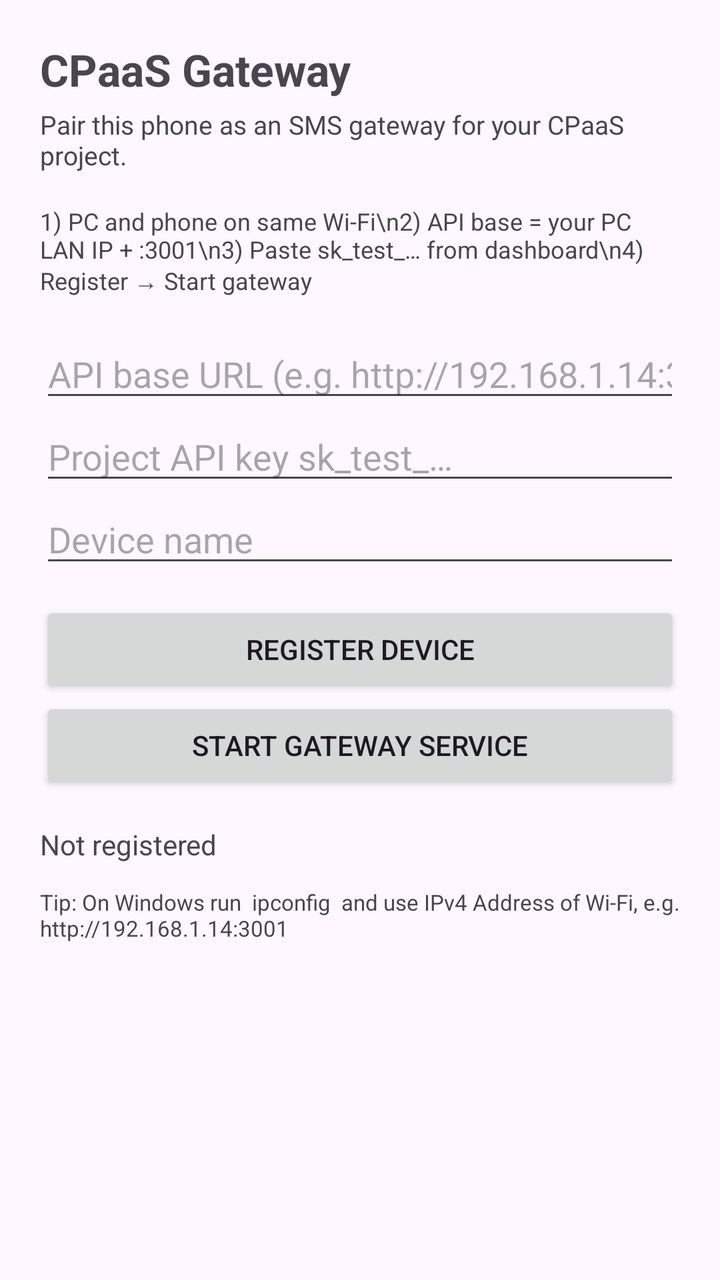
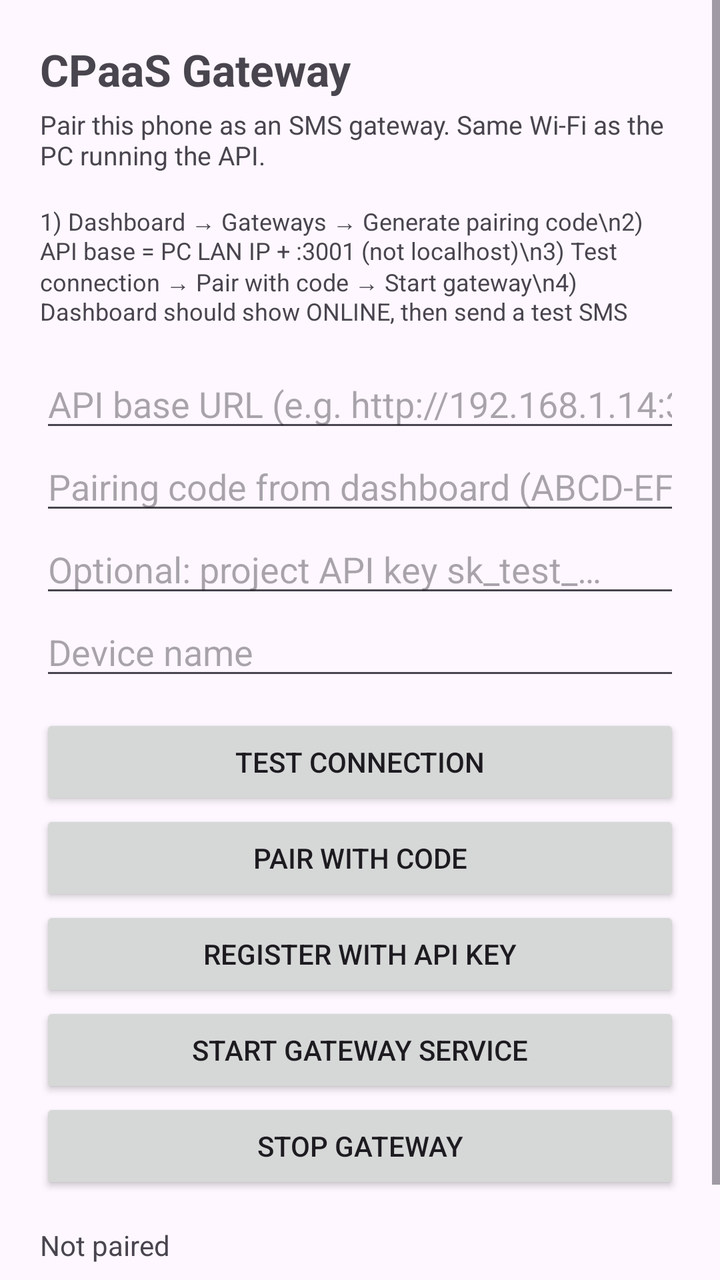

Two renders of the same Android screen: before a commit and after it. Below are the layout's source before the change and the commit's diff.
<!-- AndroidManifest.xml: application theme Theme.CpaasGateway -->
<!-- res/layout/activity_main.xml -->
<?xml version="1.0" encoding="utf-8"?>
<ScrollView xmlns:android="http://schemas.android.com/apk/res/android"
    android:layout_width="match_parent"
    android:layout_height="match_parent"
    android:fillViewport="true">

  <LinearLayout
      android:layout_width="match_parent"
      android:layout_height="wrap_content"
      android:orientation="vertical"
      android:padding="20dp">

    <TextView
        android:layout_width="match_parent"
        android:layout_height="wrap_content"
        android:text="@string/app_name"
        android:textSize="22sp"
        android:textStyle="bold" />

    <TextView
        android:layout_width="match_parent"
        android:layout_height="wrap_content"
        android:layout_marginTop="4dp"
        android:text="Pair this phone as an SMS gateway for your CPaaS project."
        android:textSize="13sp" />

    <TextView
        android:layout_width="match_parent"
        android:layout_height="wrap_content"
        android:layout_marginTop="16dp"
        android:text="1) PC and phone on same Wi‑Fi\n2) API base = your PC LAN IP + :3001\n3) Paste sk_test_… from dashboard\n4) Register → Start gateway"
        android:textSize="12sp" />

    <EditText
        android:id="@+id/apiBase"
        android:layout_width="match_parent"
        android:layout_height="wrap_content"
        android:layout_marginTop="16dp"
        android:hint="@string/hint_api_base"
        android:inputType="textUri"
        android:importantForAutofill="no" />

    <EditText
        android:id="@+id/apiKey"
        android:layout_width="match_parent"
        android:layout_height="wrap_content"
        android:hint="@string/hint_api_key"
        android:inputType="textPassword"
        android:importantForAutofill="no" />

    <EditText
        android:id="@+id/deviceName"
        android:layout_width="match_parent"
        android:layout_height="wrap_content"
        android:hint="@string/hint_device_name"
        android:inputType="text"
        android:importantForAutofill="no" />

    <Button
        android:id="@+id/registerBtn"
        android:layout_width="match_parent"
        android:layout_height="wrap_content"
        android:layout_marginTop="12dp"
        android:text="@string/register" />

    <Button
        android:id="@+id/startBtn"
        android:layout_width="match_parent"
        android:layout_height="wrap_content"
        android:text="@string/start_gateway" />

    <TextView
        android:id="@+id/status"
        android:layout_width="match_parent"
        android:layout_height="wrap_content"
        android:layout_marginTop="16dp"
        android:text="@string/status_not_registered"
        android:textIsSelectable="true" />

    <TextView
        android:id="@+id/hintIp"
        android:layout_width="match_parent"
        android:layout_height="wrap_content"
        android:layout_marginTop="12dp"
        android:text="Tip: On Windows run  ipconfig  and use IPv4 Address of Wi‑Fi, e.g. http://192.168.1.14:3001"
        android:textSize="11sp" />
  </LinearLayout>
</ScrollView>
<!-- resources referenced by this layout -->
<resources>
  <string name="app_name">CPaaS Gateway</string>
  <string name="hint_api_base">API base URL (e.g. http://192.168.1.14:3001)</string>
  <string name="hint_api_key">Project API key sk_test_…</string>
  <string name="hint_device_name">Device name</string>
  <string name="register">Register device</string>
  <string name="start_gateway">Start gateway service</string>
  <string name="status_not_registered">Not registered</string>
  <style name="Theme.CpaasGateway" parent="Theme.Material3.DayNight.NoActionBar">
      <item name="colorPrimary">@color/primary</item>
      <item name="colorPrimaryContainer">@color/primary_container</item>
      <item name="android:statusBarColor">@color/primary</item>
    </style>
  <color name="primary">#2563EB</color>
  <color name="primary_container">#DBEAFE</color>
</resources>

<!-- the commit's change to res/layout/activity_main.xml (unified diff, before → after) -->
@@ -21,14 +21,14 @@
         android:layout_width="match_parent"
         android:layout_height="wrap_content"
         android:layout_marginTop="4dp"
-        android:text="Pair this phone as an SMS gateway for your CPaaS project."
+        android:text="Pair this phone as an SMS gateway. Same Wi‑Fi as the PC running the API."
         android:textSize="13sp" />
 
     <TextView
         android:layout_width="match_parent"
         android:layout_height="wrap_content"
         android:layout_marginTop="16dp"
-        android:text="1) PC and phone on same Wi‑Fi\n2) API base = your PC LAN IP + :3001\n3) Paste sk_test_… from dashboard\n4) Register → Start gateway"
+        android:text="1) Dashboard → Gateways → Generate pairing code\n2) API base = PC LAN IP + :3001 (not localhost)\n3) Test connection → Pair with code → Start gateway\n4) Dashboard should show ONLINE, then send a test SMS"
         android:textSize="12sp" />
 
     <EditText
@@ -38,6 +38,14 @@
         android:layout_marginTop="16dp"
         android:hint="@string/hint_api_base"
         android:inputType="textUri"
+        android:importantForAutofill="no" />
+
+    <EditText
+        android:id="@+id/pairingCode"
+        android:layout_width="match_parent"
+        android:layout_height="wrap_content"
+        android:hint="@string/hint_pairing_code"
+        android:inputType="textCapCharacters"
         android:importantForAutofill="no" />
 
     <EditText
@@ -57,10 +65,22 @@
         android:importantForAutofill="no" />
 
     <Button
+        android:id="@+id/testBtn"
+        android:layout_width="match_parent"
+        android:layout_height="wrap_content"
+        android:layout_marginTop="12dp"
+        android:text="@string/test_connection" />
+
+    <Button
+        android:id="@+id/pairBtn"
+        android:layout_width="match_parent"
+        android:layout_height="wrap_content"
+        android:text="@string/pair" />
+
+    <Button
         android:id="@+id/registerBtn"
         android:layout_width="match_parent"
         android:layout_height="wrap_content"
-        android:layout_marginTop="12dp"
         android:text="@string/register" />
 
     <Button
@@ -68,6 +88,12 @@
         android:layout_width="match_parent"
         android:layout_height="wrap_content"
         android:text="@string/start_gateway" />
+
+    <Button
+        android:id="@+id/stopBtn"
+        android:layout_width="match_parent"
+        android:layout_height="wrap_content"
+        android:text="@string/stop_gateway" />
 
     <TextView
         android:id="@+id/status"
@@ -82,7 +108,7 @@
         android:layout_width="match_parent"
         android:layout_height="wrap_content"
         android:layout_marginTop="12dp"
-        android:text="Tip: On Windows run  ipconfig  and use IPv4 Address of Wi‑Fi, e.g. http://192.168.1.14:3001"
+        android:text="Tip: On Windows run ipconfig and use the Wi‑Fi IPv4, e.g. http://192.168.1.14:3001"
         android:textSize="11sp" />
   </LinearLayout>
 </ScrollView>
<!-- resource entries referenced after the edit -->
@@ -2,11 +2,15 @@
 <resources>
   <string name="app_name">CPaaS Gateway</string>
   <string name="hint_api_base">API base URL (e.g. http://192.168.1.14:3001)</string>
-  <string name="hint_api_key">Project API key sk_test_…</string>
+  <string name="hint_api_key">Optional: project API key sk_test_…</string>
   <string name="hint_device_name">Device name</string>
-  <string name="register">Register device</string>
+  <string name="hint_pairing_code">Pairing code from dashboard (ABCD-EFGH)</string>
+  <string name="pair">Pair with code</string>
+  <string name="register">Register with API key</string>
   <string name="start_gateway">Start gateway service</string>
-  <string name="status_not_registered">Not registered</string>
+  <string name="status_not_registered">Not paired</string>
+  <string name="stop_gateway">Stop gateway</string>
+  <string name="test_connection">Test connection</string>
   <style name="Theme.CpaasGateway" parent="Theme.Material3.DayNight.NoActionBar">
       <item name="colorPrimary">@color/primary</item>
       <item name="colorPrimaryContainer">@color/primary_container</item>
